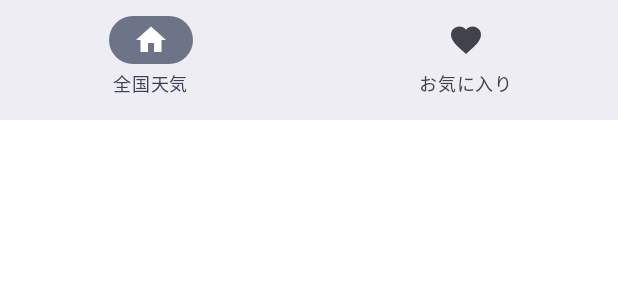
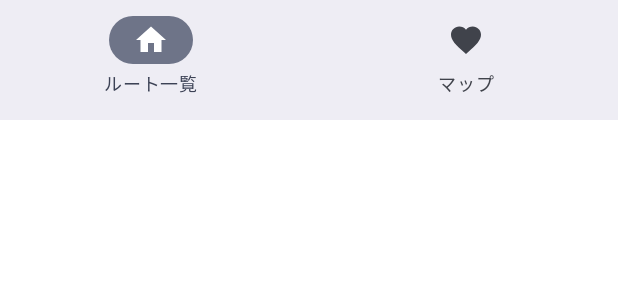
Before and after one commit to kajiLabTeam/TrainAlert2, an Android app built with Jetpack Compose: the @Preview function Preview, on a phone screen of 412 x 824 dp. Shown: the top 300 px of the screen. Run offline under Robolectric (Android 15) with nearby library versions, the light colour scheme and no system bars.

```diff
--- a/app/src/main/java/net/harutiro/trainalert2/core/presenter/component/BottomNavigationBarComponent.kt
+++ b/app/src/main/java/net/harutiro/trainalert2/core/presenter/component/BottomNavigationBarComponent.kt
@@ -92,7 +92,7 @@ fun Preview() {
                     path = BottomNavigationBarRoute.HOME
                 ),
                 BottomNavigationItem(
-                    title = stringResource(id = R.string.favorite),
+                    title = stringResource(id = R.string.map),
                     selectedIcon = Icons.Filled.Favorite,
                     unselectedIcon = Icons.Filled.Favorite,
                     hasNews = false,
--- a/app/src/main/res/values/strings.xml
+++ b/app/src/main/res/values/strings.xml
@@ -1,6 +1,5 @@
 <resources>
     <string name="app_name">TrainAlert2</string>
-    <string name="home">全国天気</string>
-    <string name="favorite">お気に入り</string>
-    <string name="empty_text">お気に入りがありません</string>
+    <string name="home">ルート一覧</string>
+    <string name="map">マップ</string>
 </resources>
```
Also changed, not shown: app/src/main/java/net/harutiro/trainalert2/core/presenter/MainPage.kt (+4 -3 lines).
